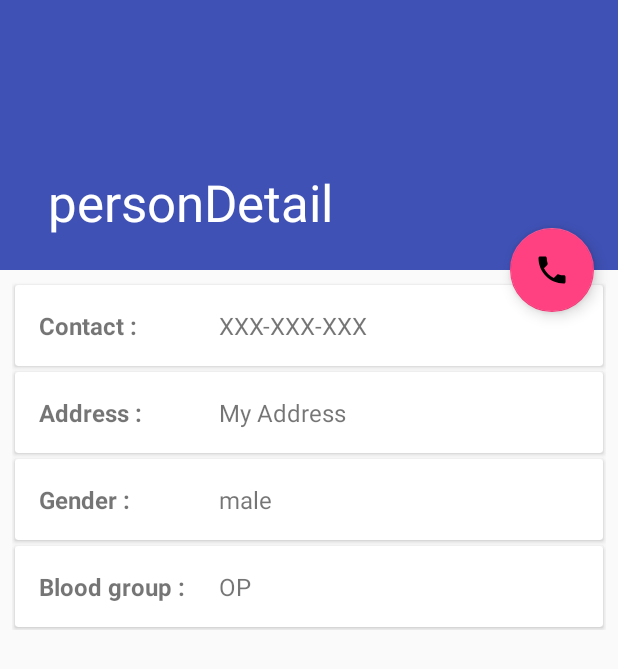
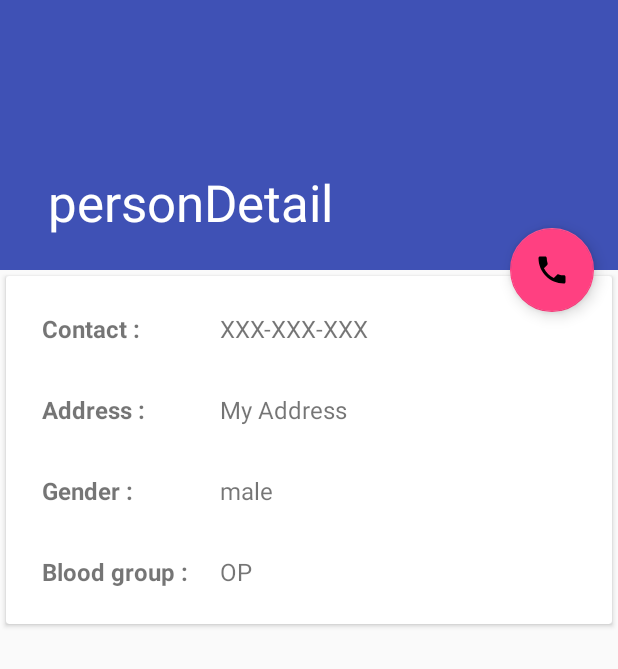
Before and after one commit to Kshitij-Dhakal/redCrossSociety, an Android app: the personDetail screen opened directly, with no data from a screen before it, on a phone screen of 412 x 824 dp. Shown: the top 669 px of the screen. Run offline under Robolectric (Android 15) with nearby library versions, the phone set to English and light mode, and no system bars; 5 statements that could not run were skipped.

Commit message:
Clean Project

```diff
--- a/app/build.gradle
+++ b/app/build.gradle
@@ -2,12 +2,6 @@ apply plugin: 'com.android.application'
 
 android {
     signingConfigs {
-        Config {
-            keyAlias 'Test'
-            keyPassword '123456'
-            storeFile file('C:/Users/dhaka/Desktop/key.jks')
-            storePassword '123456'
-        }
     }
     compileSdkVersion 27
     defaultConfig {
@@ -17,16 +11,13 @@ android {
         versionCode 1
         versionName "1.0"
         testInstrumentationRunner "android.support.test.runner.AndroidJUnitRunner"
-        signingConfig signingConfigs.Config
     }
     buildTypes {
         release {
             minifyEnabled false
             proguardFiles getDefaultProguardFile('proguard-android.txt'), 'proguard-rules.pro'
-            signingConfig signingConfigs.Config
         }
         debug {
-            signingConfig signingConfigs.Config
         }
     }
     productFlavors {
--- a/app/src/main/res/layout/content_person_detail.xml
+++ b/app/src/main/res/layout/content_person_detail.xml
@@ -8,16 +8,18 @@
     tools:context=".activities.personDetail"
     tools:showIn="@layout/activity_person_detail">
 
-    <LinearLayout
+
+    <android.support.v7.widget.CardView
         android:layout_width="match_parent"
-        android:layout_height="match_parent"
-        android:orientation="vertical"
-        android:padding="8dp">
+        android:layout_height="wrap_content"
+        android:layout_margin="4dp">
 
-        <android.support.v7.widget.CardView
+        <LinearLayout
             android:layout_width="match_parent"
-            android:layout_height="wrap_content"
-            android:layout_margin="2dp">
+            android:layout_height="match_parent"
+            android:orientation="vertical"
+            android:padding="8dp">
+
 
             <LinearLayout
                 android:layout_width="match_parent"
@@ -33,6 +35,7 @@
                     android:textSize="16dp"
                     android:textStyle="bold" />
 
+
                 <TextView
                     android:id="@+id/detail_person_contact"
                     android:layout_width="match_parent"
@@ -41,13 +44,9 @@
                     android:text="XXX-XXX-XXX"
                     android:textSize="16dp" />
 
+
             </LinearLayout>
-        </android.support.v7.widget.CardView>
 
-        <android.support.v7.widget.CardView
-            android:layout_width="match_parent"
-            android:layout_height="wrap_content"
-            android:layout_margin="2dp">
 
             <LinearLayout
                 android:layout_width="match_parent"
@@ -72,12 +71,6 @@
                     android:textSize="16dp" />
 
             </LinearLayout>
-        </android.support.v7.widget.CardView>
-
-        <android.support.v7.widget.CardView
-            android:layout_width="match_parent"
-            android:layout_height="wrap_content"
-            android:layout_margin="2dp">
 
             <LinearLayout
                 android:layout_width="match_parent"
@@ -102,12 +95,6 @@
                     android:textSize="16dp" />
 
             </LinearLayout>
-        </android.support.v7.widget.CardView>
-
-        <android.support.v7.widget.CardView
-            android:layout_width="match_parent"
-            android:layout_height="wrap_content"
-            android:layout_margin="2dp">
 
             <LinearLayout
                 android:layout_width="match_parent"
@@ -132,7 +119,7 @@
                     android:textSize="16dp" />
 
             </LinearLayout>
-        </android.support.v7.widget.CardView>
+        </LinearLayout>
+    </android.support.v7.widget.CardView>
 
-    </LinearLayout>
 </android.support.v4.widget.NestedScrollView>
```
Also changed, not shown: 1 other file.
